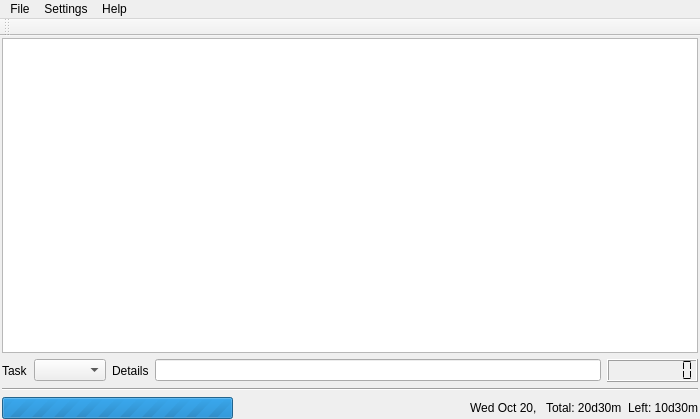
The window that ui/whch.ui (Patriciasc/WHCH) describes before a commit, drawn with Qt 5.
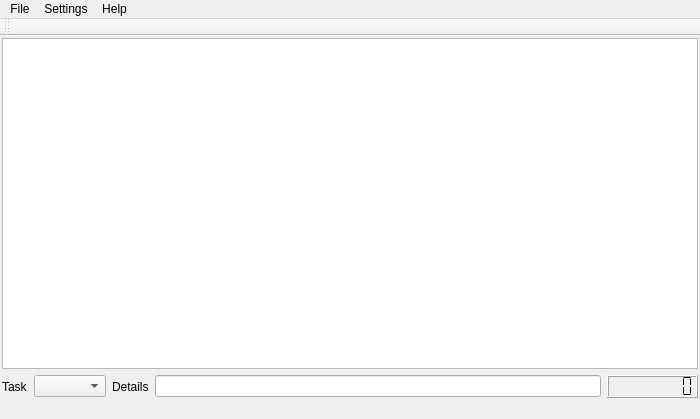
The same window after the commit.

Commit message: Replaced botton main window section for a Statusbar.

Diff of the .ui file:
```diff
--- a/ui/whch.ui
+++ b/ui/whch.ui
@@ -71,6 +71,12 @@
       </item>
       <item>
        <layout class="QHBoxLayout" name="horizontalLayout_2">
+        <property name="topMargin">
+         <number>0</number>
+        </property>
+        <property name="bottomMargin">
+         <number>2</number>
+        </property>
         <item>
          <widget class="QLabel" name="label_4">
           <property name="text">
@@ -111,64 +117,6 @@
         </item>
        </layout>
       </item>
-      <item>
-       <widget class="Line" name="line">
-        <property name="orientation">
-         <enum>Qt::Horizontal</enum>
-        </property>
-       </widget>
-      </item>
-      <item>
-       <layout class="QHBoxLayout" name="horizontalLayout">
-        <item>
-         <widget class="QProgressBar" name="progressBar">
-          <property name="minimum">
-           <number>0</number>
-          </property>
-          <property name="maximum">
-           <number>0</number>
-          </property>
-          <property name="value">
-           <number>0</number>
-          </property>
-         </widget>
-        </item>
-        <item>
-         <spacer name="horizontalSpacer">
-          <property name="orientation">
-           <enum>Qt::Horizontal</enum>
-          </property>
-          <property name="sizeHint" stdset="0">
-           <size>
-            <width>40</width>
-            <height>20</height>
-           </size>
-          </property>
-         </spacer>
-        </item>
-        <item>
-         <widget class="QLabel" name="label_2">
-          <property name="text">
-           <string>Wed Oct 20, </string>
-          </property>
-         </widget>
-        </item>
-        <item>
-         <widget class="QLabel" name="label">
-          <property name="text">
-           <string>Total: 20d30m</string>
-          </property>
-         </widget>
-        </item>
-        <item>
-         <widget class="QLabel" name="label_1">
-          <property name="text">
-           <string>Left: 10d30m</string>
-          </property>
-         </widget>
-        </item>
-       </layout>
-      </item>
      </layout>
     </item>
    </layout>
@@ -218,6 +166,14 @@
     <bool>false</bool>
    </attribute>
   </widget>
+  <widget class="QStatusBar" name="statusBar">
+   <property name="layoutDirection">
+    <enum>Qt::RightToLeft</enum>
+   </property>
+   <property name="sizeGripEnabled">
+    <bool>false</bool>
+   </property>
+  </widget>
   <action name="actionQuit">
    <property name="text">
     <string>Quit</string>
```
The commit also changes 2 other files.
